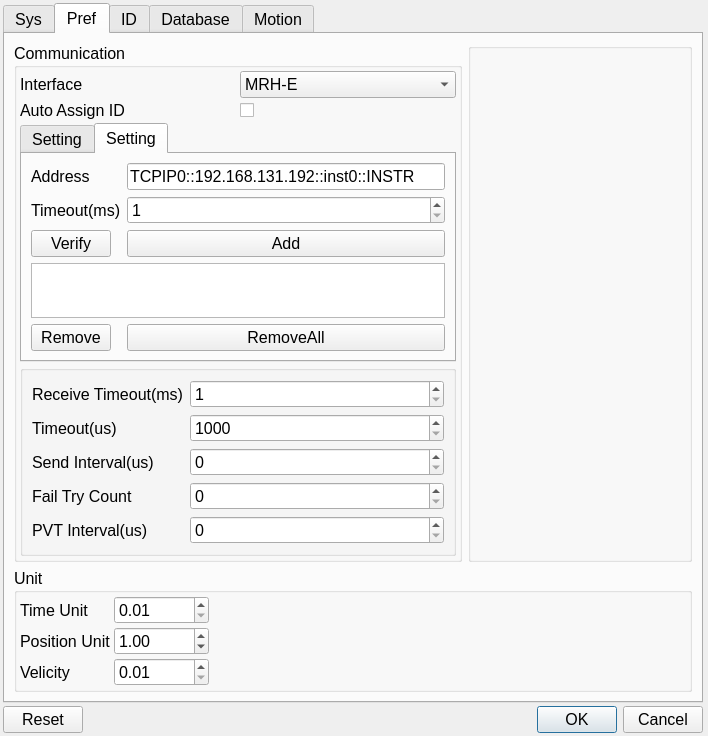
First picture: the form in source/wnd/ui/syspref.ui, repository ww4u/megarobostudio, before the edit.
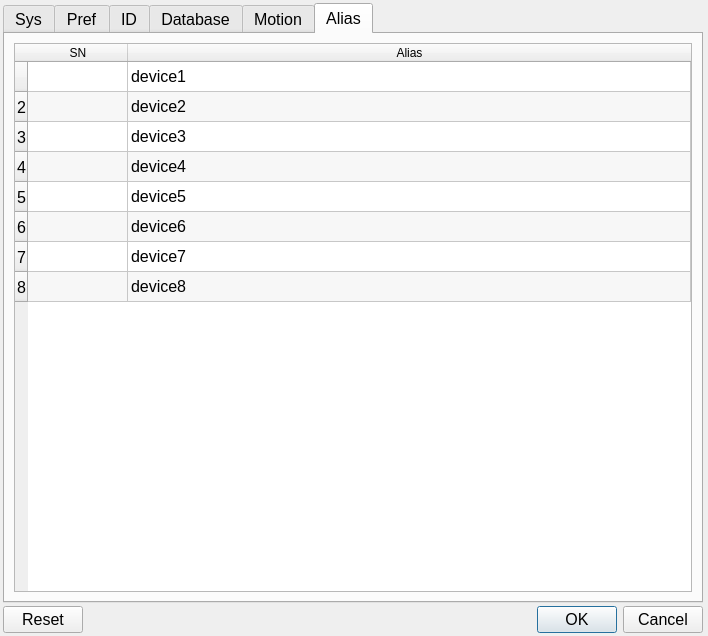
Second picture: the form after the edit. The open tabs and pages were chosen to show the change. Icons and pictures are not drawn.

```diff
--- a/source/wnd/ui/syspref.ui
+++ b/source/wnd/ui/syspref.ui
@@ -7,7 +7,7 @@
     <x>0</x>
     <y>0</y>
     <width>708</width>
-    <height>733</height>
+    <height>633</height>
    </rect>
   </property>
   <property name="sizePolicy">
@@ -58,7 +58,7 @@
      <property name="maximumSize">
       <size>
        <width>700</width>
-       <height>700</height>
+       <height>600</height>
       </size>
      </property>
      <property name="tabPosition">
@@ -1646,6 +1646,96 @@
        </item>
       </layout>
      </widget>
+     <widget class="QWidget" name="tabAlias">
+      <attribute name="title">
+       <string>Alias</string>
+      </attribute>
+      <layout class="QVBoxLayout" name="verticalLayout_5">
+       <item>
+        <widget class="QTableWidget" name="tableAlias">
+         <property name="alternatingRowColors">
+          <bool>true</bool>
+         </property>
+         <property name="rowCount">
+          <number>8</number>
+         </property>
+         <attribute name="horizontalHeaderMinimumSectionSize">
+          <number>100</number>
+         </attribute>
+         <attribute name="horizontalHeaderStretchLastSection">
+          <bool>true</bool>
+         </attribute>
+         <row>
+          <property name="text">
+           <string/>
+          </property>
+         </row>
+         <row/>
+         <row/>
+         <row/>
+         <row/>
+         <row/>
+         <row/>
+         <row/>
+         <column>
+          <property name="text">
+           <string>SN</string>
+          </property>
+         </column>
+         <column>
+          <property name="text">
+           <string>Alias</string>
+          </property>
+         </column>
+         <item row="0" column="0">
+          <property name="text">
+           <string/>
+          </property>
+         </item>
+         <item row="0" column="1">
+          <property name="text">
+           <string>device1</string>
+          </property>
+         </item>
+         <item row="1" column="1">
+          <property name="text">
+           <string>device2</string>
+          </property>
+         </item>
+         <item row="2" column="1">
+          <property name="text">
+           <string>device3</string>
+          </property>
+         </item>
+         <item row="3" column="1">
+          <property name="text">
+           <string>device4</string>
+          </property>
+         </item>
+         <item row="4" column="1">
+          <property name="text">
+           <string>device5</string>
+          </property>
+         </item>
+         <item row="5" column="1">
+          <property name="text">
+           <string>device6</string>
+          </property>
+         </item>
+         <item row="6" column="1">
+          <property name="text">
+           <string>device7</string>
+          </property>
+         </item>
+         <item row="7" column="1">
+          <property name="text">
+           <string>device8</string>
+          </property>
+         </item>
+        </widget>
+       </item>
+      </layout>
+     </widget>
     </widget>
    </item>
    <item>
```
